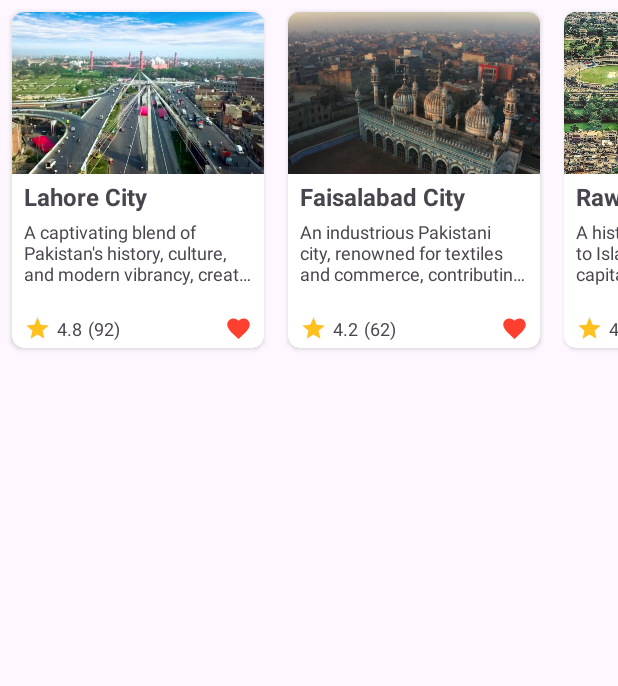
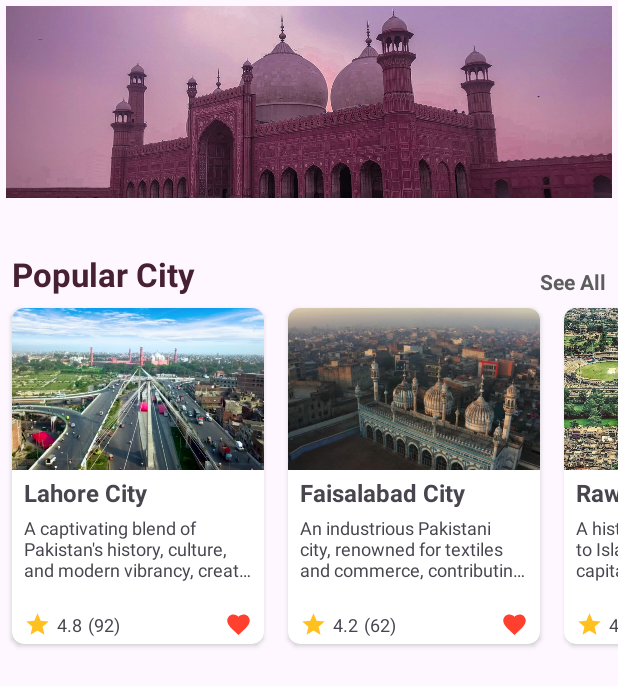
Before and after one commit to SJPersonalProjects/Your-Guide, an Android app: the PunjabActivity screen opened directly, with no data from a screen before it, on a phone screen of 412 x 824 dp. Shown: the top 686 px of the screen. Run offline under Robolectric (Android 15) with nearby library versions, the phone set to English and light mode, and no system bars.

Commit message:
Updated the layout file and added the top header image and heading texts above horizontal cards

```diff
--- a/app/src/main/res/layout/activity_punjab.xml
+++ b/app/src/main/res/layout/activity_punjab.xml
@@ -1,10 +1,54 @@
 <?xml version="1.0" encoding="utf-8"?>
-<androidx.recyclerview.widget.RecyclerView
+<LinearLayout
     xmlns:android="http://schemas.android.com/apk/res/android"
-    android:id="@+id/punjab_province_recycler_view"
     xmlns:tools="http://schemas.android.com/tools"
     android:layout_width="match_parent"
-    android:layout_height="wrap_content"
-    android:scrollbars="horizontal"
+    android:layout_height="match_parent"
+    android:orientation="vertical"
     tools:context=".punjab_province.PunjabActivity">
-</androidx.recyclerview.widget.RecyclerView>
+
+    <!-- ImageView to display the province image at the top of activity. -->
+    <ImageView
+        android:id="@+id/province_preview_image"
+        android:layout_width="match_parent"
+        android:layout_height="128dp"
+        android:layout_margin="4dp"
+        android:scaleType="centerCrop"
+        android:src="@drawable/province_punjab"
+        android:contentDescription="@string/todo"/>
+
+    <LinearLayout
+        android:layout_width="match_parent"
+        android:layout_height="wrap_content"
+        android:orientation="horizontal"
+        android:layout_marginStart="8dp"
+        android:layout_marginEnd="8dp"
+        android:layout_marginTop="32dp">
+
+        <!-- Heading for recycler view list item. -->
+        <TextView
+            android:layout_width="wrap_content"
+            android:layout_height="wrap_content"
+            android:text="@string/province_popular_city"
+            android:textSize="22sp"
+            android:textStyle="bold"
+            android:textColor="#472033"/>
+
+        <!-- See all button to see all the cards in a separate activity at once. -->
+        <TextView
+            android:layout_width="match_parent"
+            android:layout_height="match_parent"
+            android:gravity="end|bottom"
+            android:text="@string/province_see_all"
+            android:textSize="14sp"
+            android:textStyle="bold"
+            android:textColor="#5D5D5D"/>
+    </LinearLayout>
+
+    <!-- Cities recycler view. -->
+    <androidx.recyclerview.widget.RecyclerView
+        android:id="@+id/punjab_province_recycler_view"
+        android:layout_width="match_parent"
+        android:layout_height="wrap_content"
+        android:scrollbars="horizontal"/>
+</LinearLayout>
--- a/app/src/main/res/values/strings.xml
+++ b/app/src/main/res/values/strings.xml
@@ -59,4 +59,8 @@
     <string name="gujranwala_city_rating">3.9</string>
     <string name="gujranwala_city_review">(42)</string>
 
+    <!-- Province "Popular City" heading and "See All" heading. -->
+    <string name="province_popular_city">Popular City</string>
+    <string name="province_see_all">See All</string>
+
 </resources>
```
